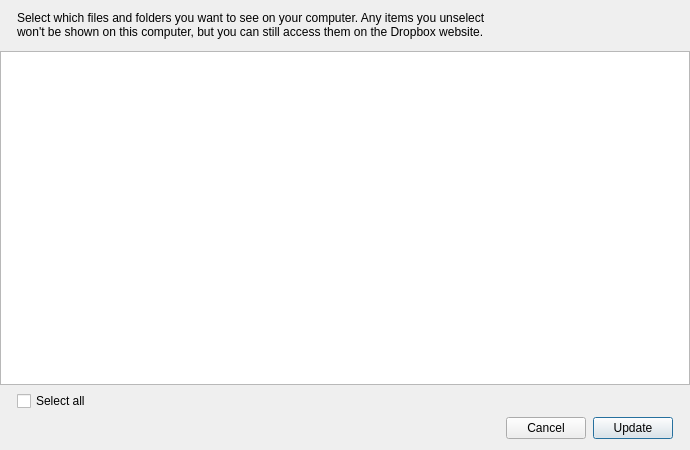
Before: the Qt Designer form maestral_qt/resources/folders_dialog.ui in samschott/maestral-qt, drawn with Qt 5.
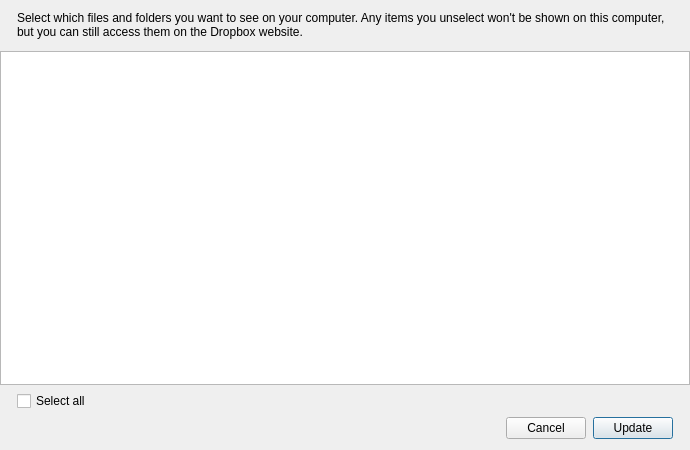
After: the same form once the commit is applied.

Commit message: [selective_sync_dialog] fix layout of help text

Patch:
```diff
--- a/maestral_qt/resources/folders_dialog.ui
+++ b/maestral_qt/resources/folders_dialog.ui
@@ -74,16 +74,6 @@
      </property>
     </spacer>
    </item>
-   <item row="0" column="1">
-    <widget class="QLabel" name="label">
-     <property name="text">
-      <string>Select which files and folders you want to see on your computer. Any items you unselect won't be shown on this computer, but you can still access them on the Dropbox website.</string>
-     </property>
-     <property name="wordWrap">
-      <bool>true</bool>
-     </property>
-    </widget>
-   </item>
    <item row="2" column="0" colspan="5">
     <widget class="QTreeView" name="treeViewFolders">
      <property name="editTriggers">
@@ -162,6 +152,16 @@
      </property>
     </spacer>
    </item>
+   <item row="0" column="1" colspan="3">
+    <widget class="QLabel" name="label">
+     <property name="text">
+      <string>Select which files and folders you want to see on your computer. Any items you unselect won't be shown on this computer, but you can still access them on the Dropbox website.</string>
+     </property>
+     <property name="wordWrap">
+      <bool>true</bool>
+     </property>
+    </widget>
+   </item>
   </layout>
  </widget>
  <tabstops>
```
